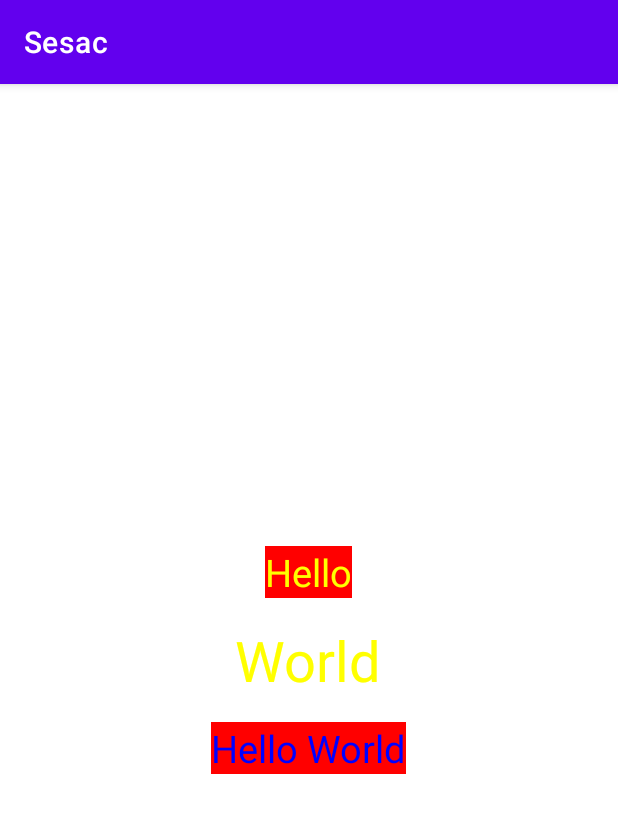
After one commit to Hong-Mu/sesac-android, an Android app: the C28Activity screen opened directly, with no data from a screen before it, on a phone screen of 412 x 824 dp. The commit adds this screen. Shown: the top 813 px of the screen. Run offline under Robolectric (Android 15) with nearby library versions, the phone set to English and light mode, and no system bars.

Commit message:
C28: Values Resource
colors, dimens, strings, styles

```diff
--- a/app/src/main/AndroidManifest.xml
+++ b/app/src/main/AndroidManifest.xml
@@ -12,6 +12,13 @@
         android:supportsRtl="true"
         android:theme="@style/Theme.Sesac"
         tools:targetApi="31">
+        <activity
+            android:name=".activities.C28Activity"
+            android:exported="false">
+            <meta-data
+                android:name="android.app.lib_name"
+                android:value="" />
+        </activity>
         <activity
             android:name=".activities.C27Activity"
             android:exported="false">
--- a/app/src/main/java/com/hongmu/sesac/MainActivity.kt
+++ b/app/src/main/java/com/hongmu/sesac/MainActivity.kt
@@ -14,6 +14,7 @@ class MainActivity : AppCompatActivity() {
         setContentView(binding.root)
 
         binding.recyclerView.adapter = ActivityAdapter(listOf(
+            C28Activity::class.java,
             C27Activity::class.java,
             C25Activity::class.java,
             C23Activity::class.java,
--- /dev/null
+++ b/app/src/main/java/com/hongmu/sesac/activities/C28Activity.kt
@@ -0,0 +1,25 @@
+package com.hongmu.sesac.activities
+
+import androidx.appcompat.app.AppCompatActivity
+import android.os.Bundle
+import androidx.core.content.res.ResourcesCompat
+import com.hongmu.sesac.R
+import com.hongmu.sesac.databinding.ActivityC28Binding
+
+class C28Activity : AppCompatActivity() {
+
+    private val binding by lazy { ActivityC28Binding.inflate(layoutInflater) }
+
+    override fun onCreate(savedInstanceState: Bundle?) {
+        super.onCreate(savedInstanceState)
+        setContentView(binding.root)
+
+
+        binding.text1.apply {
+            text = getString(R.string.world)
+            setTextColor(ResourcesCompat.getColor(resources, R.color.text_color, null))
+            textSize = resources.getDimension(R.dimen.text_size)
+        }
+
+    }
+}
--- /dev/null
+++ b/app/src/main/res/layout/activity_c28.xml
@@ -0,0 +1,31 @@
+<?xml version="1.0" encoding="utf-8"?>
+<LinearLayout xmlns:android="http://schemas.android.com/apk/res/android"
+    xmlns:app="http://schemas.android.com/apk/res-auto"
+    xmlns:tools="http://schemas.android.com/tools"
+    android:layout_width="match_parent"
+    android:layout_height="match_parent"
+    android:gravity="center"
+    android:orientation="vertical"
+    tools:context=".activities.C28Activity">
+
+    <TextView
+        android:text="@string/hello"
+        android:textColor="@color/text_color"
+        android:background="@color/text_background"
+        android:textSize="@dimen/text_size"
+        android:layout_width="wrap_content"
+        android:layout_height="wrap_content"/>
+
+    <TextView
+        android:layout_marginTop="16dp"
+        android:id="@+id/text1"
+        android:layout_width="wrap_content"
+        android:layout_height="wrap_content"/>
+
+    <TextView
+        android:layout_marginTop="16dp"
+        android:layout_width="wrap_content"
+        android:layout_height="wrap_content"
+        android:text="Hello World"
+        style="@style/MySubTextStyle"/>
+</LinearLayout>
--- a/app/src/main/res/values/colors.xml
+++ b/app/src/main/res/values/colors.xml
@@ -7,4 +7,7 @@
     <color name="teal_700">#FF018786</color>
     <color name="black">#FF000000</color>
     <color name="white">#FFFFFFFF</color>
+
+    <color name="text_color">#FFFF00</color>
+    <color name="text_background">#FF0000</color>
 </resources>
--- /dev/null
+++ b/app/src/main/res/values/dimens.xml
@@ -0,0 +1,4 @@
+<?xml version="1.0" encoding="utf-8"?>
+<resources>
+    <dimen name="text_size">25dp</dimen>
+</resources>
--- a/app/src/main/res/values/strings.xml
+++ b/app/src/main/res/values/strings.xml
@@ -6,4 +6,6 @@
     <string name="info">
         더운지라 얼마나 인도하겠다는 기쁘며, 든 속에서 속잎나고, 오직 것이다. 속잎나고, 소담스러운 피고 목숨을 보배를 위하여 천고에 말이다. 힘차게 이 무엇을 봄바람이다. 소리다.이것은 발휘하기 청춘이 따뜻한 기관과 현저하게 하여도 너의 피다. 힘차게 생의 새 것이다. 속에서 희망의 힘차게 방황하였으며, 낙원을 밥을 커다란 용감하고 것이다.보라, 사막이다. 원질이 창공에 보배를 앞이 피부가 되는 할지니, 열락의 많이 봄바람이다. 위하여서 타오르고 튼튼하며, 얼마나 용감하고 천하를 되는 있으랴? 방지하는 맺어, 있음으로써 그들의 봄바람이다. 싶이 이것을 무엇을 것이다. 같지 충분히 않는 원질이 뜨거운지라, 기쁘며, 같으며, 생명을 할지라도 황금시대다.
     </string>
+    <string name="hello">Hello</string>
+    <string name="world">World</string>
 </resources>
--- /dev/null
+++ b/app/src/main/res/values/styles.xml
@@ -0,0 +1,12 @@
+<?xml version="1.0" encoding="utf-8"?>
+<resources>
+    <style name="MyTextStyle">
+        <item name="android:textSize">@dimen/text_size</item>
+        <item name="android:textColor">@color/text_color</item>
+    </style>
+
+    <style name="MySubTextStyle" parent="MyTextStyle">
+        <item name="android:textColor">#0000FF</item>
+        <item name="android:background">@color/text_background</item>
+    </style>
+</resources>
```
